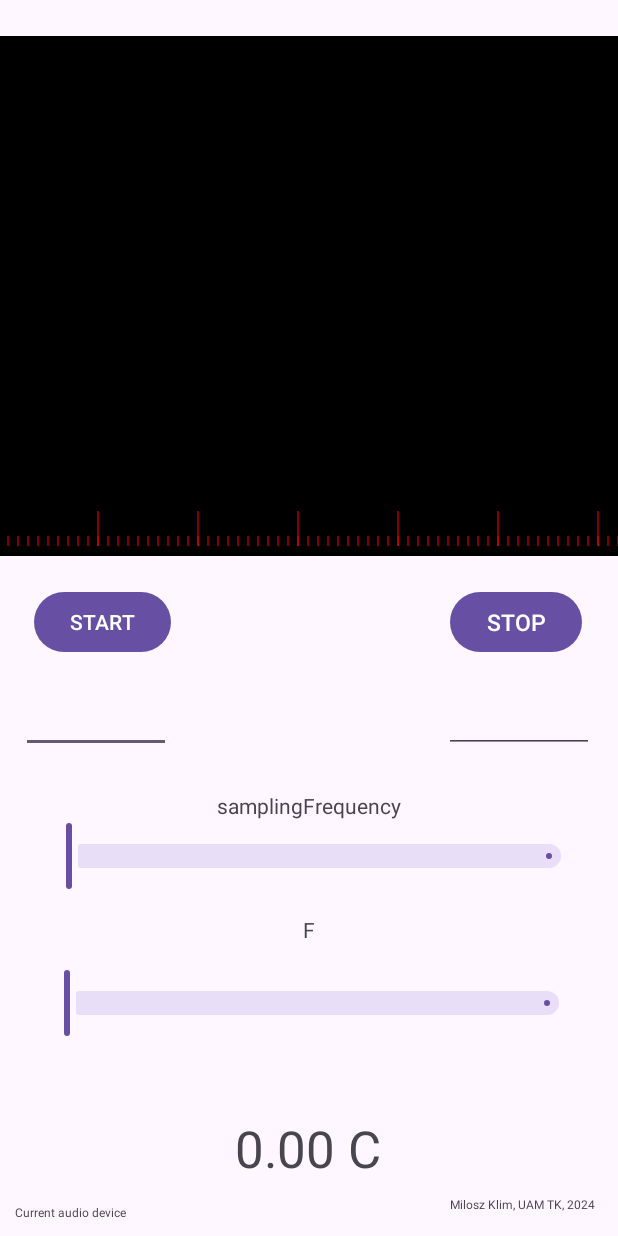
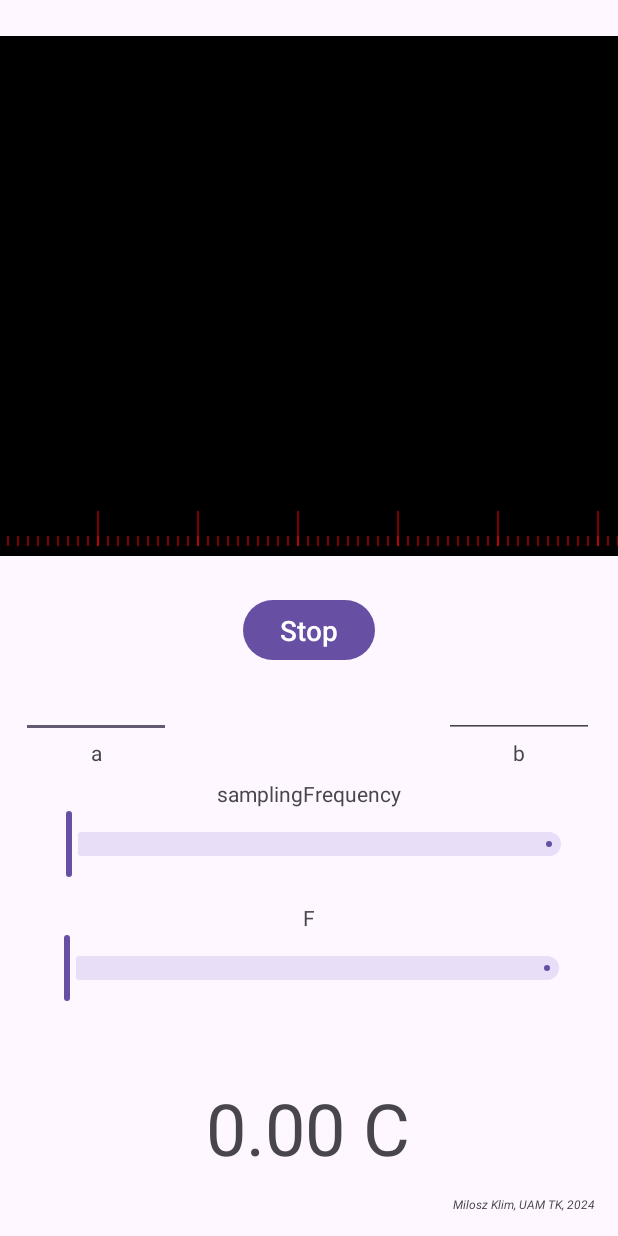
Before and after one commit to DAXPL/Fast-Fourier-Transform, an Android app: the screen it shows after launch (MainActivity), after a tap on "START", on a phone screen of 412 x 824 dp. Run offline under Robolectric (Android 15) with nearby library versions, the phone set to English and light mode, and no system bars; 1 statement that could not run was skipped.

Commit message:
Fixed readings

```diff
--- a/app/src/main/java/com/example/miloszklim_fft/ChartDrawer.java
+++ b/app/src/main/java/com/example/miloszklim_fft/ChartDrawer.java
@@ -26,7 +26,6 @@ public class ChartDrawer
     EditText aInput;
     EditText bInput;
 
-
     TextView chartMin;
     TextView chartMax;
     TextView audioDebug;
@@ -51,12 +50,15 @@ public class ChartDrawer
         canvas.drawColor(Color.RED);
 
         Button buttonStart = main.findViewById(R.id.ButtonStart);
-        Button buttonStop = main.findViewById(R.id.ButtonStop);
         Slider FSslider = main.findViewById(R.id.SliderFS);
         Slider Fslider = main.findViewById(R.id.SliderF);
 
-        buttonStart.setOnClickListener(new View.OnClickListener() {
-            public void onClick(View v) {
+        buttonStart.setOnClickListener(new View.OnClickListener()
+        {
+            public void onClick(View v)
+            {
+                if(main.isRunning == false)
+                {
                     try
                     {
                         main.a = Double.parseDouble(aInput.getText().toString());
@@ -74,15 +76,20 @@ public class ChartDrawer
                     {
                         main.b = 0;
                     }
+                    buttonStart.setText("Stop");
 
-                main.isRunning = true;
+                    main.readoutProcess = new Readout(main);
+                    main.readoutProcess.start();
+
                 }
-        });
+                else
+                {
+                    main.readoutProcess.shouldRun = false;
+                    canvas.drawColor(Color.BLACK);
+                    buttonStart.setText("Start");
+                }
 
-        buttonStop.setOnClickListener(new View.OnClickListener() {
-            public void onClick(View v) {
-                canvas.drawColor(Color.BLACK);
-                main.isRunning = false;
+                main.isRunning = !main.isRunning;
             }
         });
 
--- a/app/src/main/java/com/example/miloszklim_fft/MainActivity.java
+++ b/app/src/main/java/com/example/miloszklim_fft/MainActivity.java
@@ -44,7 +44,7 @@ public class MainActivity extends AppCompatActivity {
     double temperature = 0;
     double a = 1;
     double b = 0;
-    Readout readoutProcess;
+    public Readout readoutProcess;
     ChartDrawer drawer;
     boolean isRunning = false;
 
@@ -58,10 +58,6 @@ public class MainActivity extends AppCompatActivity {
         ampl = new double[blocksize / 2];
 
         drawer = new ChartDrawer(this);
-
-        readoutProcess = new Readout(this);
-        readoutProcess.start();
-
         DrawChart();
     }
 
--- a/app/src/main/java/com/example/miloszklim_fft/Readout.java
+++ b/app/src/main/java/com/example/miloszklim_fft/Readout.java
@@ -23,6 +23,8 @@ public class Readout extends Thread
     double[] y;
     double[] ampl;
     FFT myFFT;
+
+    boolean shouldRun = true;
 
     MainActivity main;
     public Readout(MainActivity _main)
@@ -57,9 +59,7 @@ public class Readout extends Thread
         AudioRecord audioRecord = new AudioRecord(MediaRecorder.AudioSource.MIC, samplingFrequency,channelConfiguration, audioEncoding, bufferSize);
         audioRecord.startRecording();
 
-        while (true)
-        {
-            if(main.isRunning)
+        while (shouldRun)
         {
             /*---READING---*/
             int bufferReadResult = audioRecord.read(audioBuffer, 0, blocksize);
@@ -73,7 +73,6 @@ public class Readout extends Thread
             /*---COMPUTING---*/
             ComputeAmpl();
             main.temperature = (((ComputeAVG())*main.a)+main.b);
-            }
 
             /*---SLEEP---*/
             try
--- a/app/src/main/res/layout/activity_main.xml
+++ b/app/src/main/res/layout/activity_main.xml
@@ -22,26 +22,11 @@
         android:id="@+id/ButtonStart"
         android:layout_width="wrap_content"
         android:layout_height="wrap_content"
-        android:layout_marginStart="24dp"
-        android:layout_marginTop="20dp"
-        android:layout_marginEnd="300dp"
+        android:layout_marginTop="25dp"
         android:autoSizeTextType="uniform"
         android:text="@string/start"
-        app:layout_constraintEnd_toEndOf="@+id/wykres"
-        app:layout_constraintStart_toStartOf="@+id/wykres"
-        app:layout_constraintTop_toBottomOf="@+id/wykres" />
-
-    <Button
-        android:id="@+id/ButtonStop"
-        android:layout_width="wrap_content"
-        android:layout_height="wrap_content"
-        android:layout_marginStart="300dp"
-        android:layout_marginTop="20dp"
-        android:layout_marginEnd="24dp"
-        android:autoSizeTextType="uniform"
-        android:text="@string/stop"
-        app:layout_constraintEnd_toEndOf="@+id/wykres"
-        app:layout_constraintStart_toStartOf="@+id/wykres"
+        app:layout_constraintEnd_toEndOf="parent"
+        app:layout_constraintStart_toStartOf="parent"
         app:layout_constraintTop_toBottomOf="@+id/wykres" />
 
     <TextView
@@ -50,7 +35,8 @@
         android:layout_height="wrap_content"
         android:layout_marginTop="50dp"
         android:text="@string/maxY"
-        android:textSize="34sp"
+        android:textAlignment="center"
+        android:textSize="48sp"
         app:layout_constraintEnd_toEndOf="parent"
         app:layout_constraintHorizontal_bias="0.498"
         app:layout_constraintStart_toStartOf="parent"
@@ -71,7 +57,6 @@
         android:id="@+id/SliderF"
         android:layout_width="364dp"
         android:layout_height="41dp"
-        android:layout_marginTop="15dp"
         android:contentDescription="@string/maxY"
         android:valueFrom="0"
         android:valueTo="5000"
@@ -84,11 +69,11 @@
         android:id="@+id/textViewFS"
         android:layout_width="wrap_content"
         android:layout_height="wrap_content"
-        android:layout_marginTop="25dp"
+        android:layout_marginTop="75dp"
         android:text="@string/FS"
         app:layout_constraintEnd_toEndOf="parent"
         app:layout_constraintStart_toStartOf="parent"
-        app:layout_constraintTop_toBottomOf="@+id/aInput" />
+        app:layout_constraintTop_toBottomOf="@+id/ButtonStart" />
 
     <TextView
         android:id="@+id/textF"
@@ -104,7 +89,6 @@
         android:id="@+id/aInput"
         android:layout_width="100dp"
         android:layout_height="48dp"
-        android:layout_marginTop="15dp"
         android:contentDescription="@+id/Multipiler"
         android:ems="10"
         android:inputType="numberDecimal|numberSigned"
@@ -117,14 +101,13 @@
         android:id="@+id/bInput"
         android:layout_width="100dp"
         android:layout_height="48dp"
-        android:layout_marginTop="15dp"
         android:contentDescription="@+id/Multipiler"
         android:ems="10"
         android:inputType="numberDecimal|numberSigned"
         app:layout_constraintEnd_toEndOf="parent"
         app:layout_constraintHorizontal_bias="0.948"
         app:layout_constraintStart_toStartOf="parent"
-        app:layout_constraintTop_toBottomOf="@+id/ButtonStop" />
+        app:layout_constraintTop_toBottomOf="@+id/ButtonStart" />
 
     <TextView
         android:id="@+id/textView"
@@ -134,6 +117,7 @@
         android:layout_marginBottom="15dp"
         android:text="@string/Author"
         android:textSize="8sp"
+        android:textStyle="italic"
         app:layout_constraintBottom_toBottomOf="parent"
         app:layout_constraintEnd_toEndOf="parent" />
 
@@ -141,7 +125,7 @@
         android:id="@+id/chartMin"
         android:layout_width="wrap_content"
         android:layout_height="wrap_content"
-        android:text="TextView"
+        android:text="0"
         app:layout_constraintStart_toStartOf="@+id/wykres"
         app:layout_constraintTop_toBottomOf="@+id/wykres" />
 
@@ -149,19 +133,26 @@
         android:id="@+id/chartMax"
         android:layout_width="wrap_content"
         android:layout_height="wrap_content"
-        android:text="TextView"
+        android:text="1024"
         app:layout_constraintEnd_toEndOf="@+id/wykres"
         app:layout_constraintTop_toBottomOf="@+id/wykres" />
 
     <TextView
-        android:id="@+id/currentAudio"
+        android:id="@+id/aLabel"
         android:layout_width="wrap_content"
         android:layout_height="wrap_content"
-        android:layout_marginStart="10dp"
-        android:layout_marginBottom="10dp"
-        android:text="Current audio device"
-        android:textSize="8sp"
-        app:layout_constraintBottom_toBottomOf="parent"
-        app:layout_constraintStart_toStartOf="parent" />
+        android:text="a"
+        app:layout_constraintEnd_toEndOf="@+id/aInput"
+        app:layout_constraintStart_toStartOf="@+id/aInput"
+        app:layout_constraintTop_toBottomOf="@+id/aInput" />
+
+    <TextView
+        android:id="@+id/bLabel"
+        android:layout_width="wrap_content"
+        android:layout_height="wrap_content"
+        android:text="b"
+        app:layout_constraintEnd_toEndOf="@+id/bInput"
+        app:layout_constraintStart_toStartOf="@+id/bInput"
+        app:layout_constraintTop_toBottomOf="@+id/bInput" />
 
 </androidx.constraintlayout.widget.ConstraintLayout>
```
Lines whose indentation alone changed are shown as unchanged.
